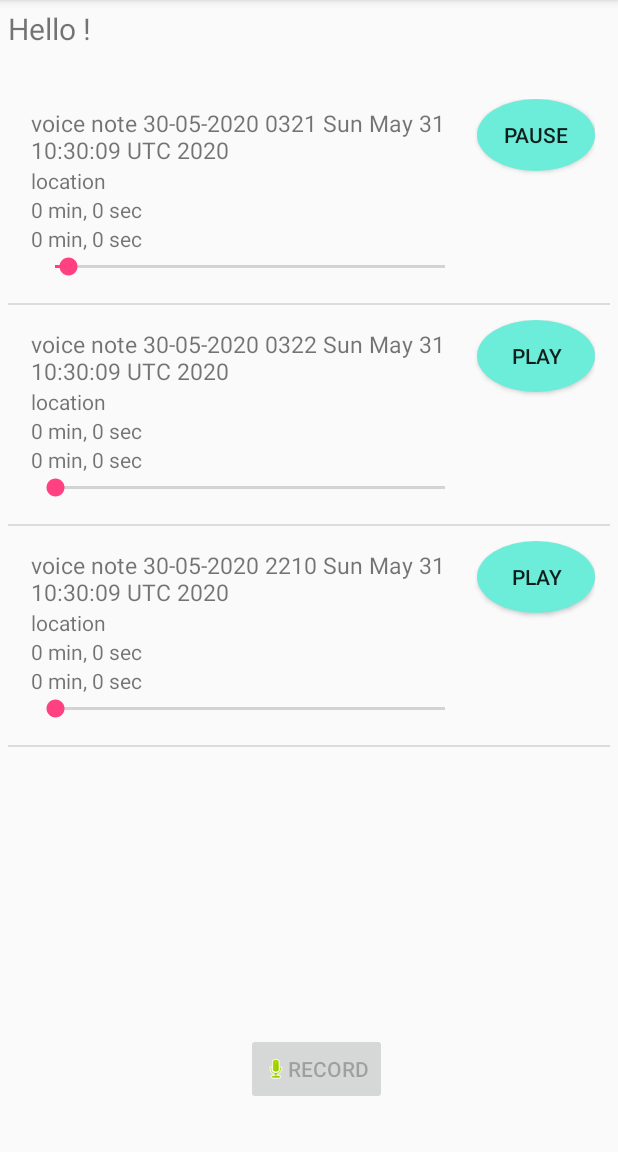
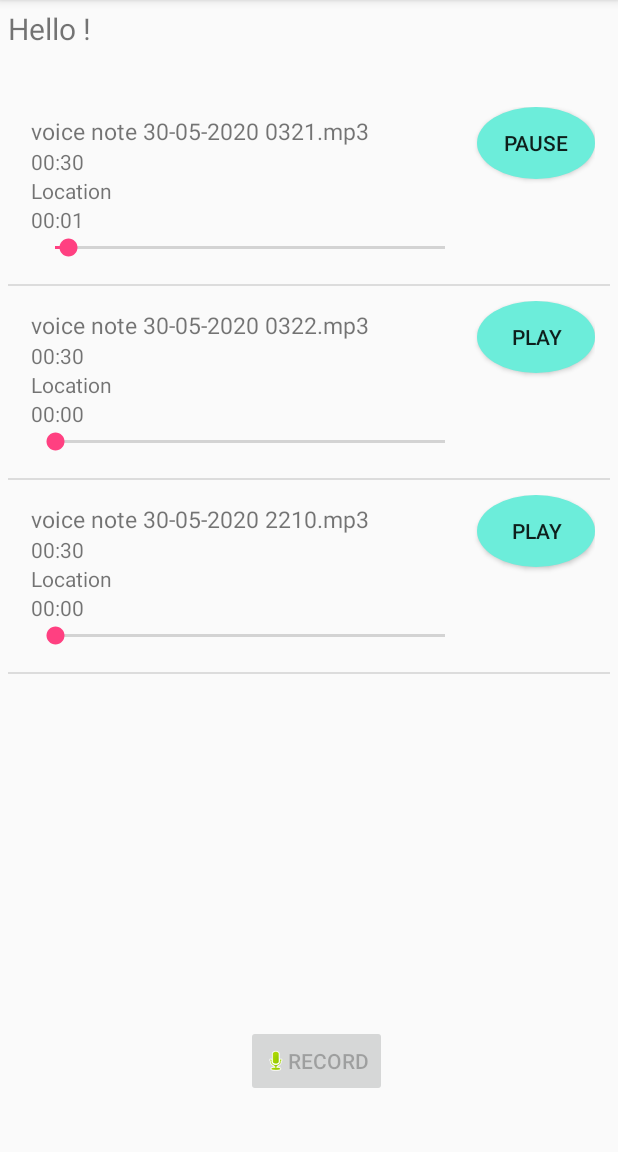
Before and after one commit to imperatorialejandro/grupo_622, an Android app: the MainActivity screen opened directly, with no data from a screen before it, after a tap on "PLAY", on a phone screen of 412 x 824 dp, the part 84-1236 px from its top. Run offline under Robolectric (Android 15) with nearby library versions, the phone set to English and light mode, and no system bars; 2 statements that could not run were skipped.

Commit message:
add playing time

```diff
--- a/codigo/app/src/main/java/com/tpsoa/ListAdapter.kt
+++ b/codigo/app/src/main/java/com/tpsoa/ListAdapter.kt
@@ -1,7 +1,9 @@
 package com.tpsoa
 
+import android.R.attr.duration
 import android.content.Context
 import android.media.MediaPlayer
+import android.os.Handler
 import android.util.Log
 import android.view.LayoutInflater
 import android.view.View
@@ -11,14 +13,16 @@ import android.widget.Button
 import android.widget.SeekBar
 import android.widget.TextView
 import com.tpsoa.model.VoiceNote
-import android.os.Handler
+import java.io.File
+import java.lang.String
+import java.util.concurrent.TimeUnit
 
 
 class ListAdapter(var cont: Context, var resource: Int, var items: List<VoiceNote>) :
     ArrayAdapter<VoiceNote>(cont, resource, items) {
 
     //    private lateinit var player: MediaPlayer
-    private lateinit var startTime: TextView
+//    private lateinit var startTime: TextView
     private lateinit var songTime: TextView
 
     //    private lateinit var seekBar: SeekBar
@@ -43,26 +47,42 @@ class ListAdapter(var cont: Context, var resource: Int, var items: List<VoiceNot
 
         val view: View = layoutInflater.inflate(resource, null)
         var nameTextView = view.findViewById<TextView>(R.id.name)
+        var durationTextView = view.findViewById<TextView>(R.id.duration)
         var locationTextView = view.findViewById<TextView>(R.id.location)
+        var timeTextView = view.findViewById<TextView>(R.id.time)
         var playBtn = view.findViewById<Button>(R.id.playBtn)
 
         var seekBar = view.findViewById<SeekBar>(R.id.seekBar)
 
-        startTime = view.findViewById(R.id.txtStartTime)
-        songTime = view.findViewById(R.id.txtSongTime)
 
         var voiceNote: VoiceNote = items[position]
 
-        nameTextView.text = voiceNote.name + " " + voiceNote.duration.time
-        locationTextView.text = "location"
+        var file = File(voiceNote.path)
 
         var player = MediaPlayer()
+        player.setDataSource(voiceNote.path)
+        player.prepare()
+
+        var duration = String.format(
+            "%02d:%02d",
+            TimeUnit.MILLISECONDS.toMinutes(player.duration.toLong()),
+            TimeUnit.MILLISECONDS.toSeconds(player.duration.toLong()) -
+                    TimeUnit.MINUTES.toSeconds(TimeUnit.MILLISECONDS.toMinutes(player.duration.toLong()))
+        )
+
+        nameTextView.text = file.name
+        durationTextView.text = duration
+        locationTextView.text = voiceNote.location
+
 
         player.setOnCompletionListener { player ->
             playBtn.text = "play"
             Log.i("asd", "stoping " + voiceNote.path)
-            player.reset()
+//            player.reset()
             seekBar.progress = 0
+            timeTextView.text = "00:00"
+            player.seekTo(0)
+            handler.removeCallbacks(runnable)
         }
 
         playBtn.setOnClickListener {
@@ -76,24 +96,28 @@ class ListAdapter(var cont: Context, var resource: Int, var items: List<VoiceNot
                 Log.i("asd", "playing " + voiceNote.path)
                 playBtn.text = "pause"
 
-                try {
+//                try {
 //                    player = MediaPlayer()
-                    player.setDataSource(voiceNote.path)
-                    player.prepare()
-                } catch (e: IllegalArgumentException) {
-                    e.printStackTrace()
-                } catch (e: Exception) {
-                    println("Exception of type : $e")
-                    e.printStackTrace()
-                }
+//                    player.setDataSource(voiceNote.path)
+//                    player.prepare()
+//                } catch (e: IllegalArgumentException) {
+//                    e.printStackTrace()
+//                } catch (e: Exception) {
+//                    println("Exception of type : $e")
+//                    e.printStackTrace()
+//                }
                 /////////////////////////////////////////////////
                 seekBar.max = player.seconds
                 runnable = Runnable {
                     seekBar.progress = player.currentSeconds
 
-                    startTime.text = "${player.currentSeconds} sec"
-                    val diff = player.seconds - player.currentSeconds
-                    songTime.text = "$diff sec"
+                    var current = String.format(
+                        "%02d:%02d",
+                        TimeUnit.MILLISECONDS.toMinutes(player.currentPosition.toLong()),
+                        TimeUnit.MILLISECONDS.toSeconds(player.currentPosition.toLong()) -
+                                TimeUnit.MINUTES.toSeconds(TimeUnit.MILLISECONDS.toMinutes(player.currentPosition.toLong()))
+                    )
+                    timeTextView.text = current
 
                     handler.postDelayed(runnable, 1000)
                 }
@@ -104,6 +128,20 @@ class ListAdapter(var cont: Context, var resource: Int, var items: List<VoiceNot
             Log.i("asd", "isPlaying: " + player.isPlaying.toString())
             Log.i("asd", "---------------------------")
         }
+
+        seekBar.setOnSeekBarChangeListener(object : SeekBar.OnSeekBarChangeListener {
+            override fun onProgressChanged(seekBar: SeekBar, i: Int, b: Boolean) {
+                if (b) {
+                    player.seekTo(i * 1000)
+                }
+            }
+
+            override fun onStartTrackingTouch(seekBar: SeekBar) {
+            }
+
+            override fun onStopTrackingTouch(seekBar: SeekBar) {
+            }
+        })
 
         return view
     }
--- a/codigo/app/src/main/res/layout/item.xml
+++ b/codigo/app/src/main/res/layout/item.xml
@@ -19,6 +19,13 @@
             android:textSize="15sp"
             android:layout_width="match_parent"
             android:layout_height="wrap_content" />
+
+        <TextView
+            android:id="@+id/duration"
+            android:layout_width="wrap_content"
+            android:layout_height="wrap_content"
+            android:text="0 min, 0 sec " />
+
         <TextView
             android:id="@+id/location"
             android:text="Location"
@@ -26,16 +33,10 @@
             android:layout_height="wrap_content" />
 
         <TextView
-            android:id="@+id/txtStartTime"
+            android:id="@+id/time"
             android:layout_width="wrap_content"
             android:layout_height="wrap_content"
-            android:text="0 min, 0 sec" />
-
-        <TextView
-            android:id="@+id/txtSongTime"
-            android:layout_width="wrap_content"
-            android:layout_height="wrap_content"
-            android:text="0 min, 0 sec " />
+            android:text="00:00" />
 
         <SeekBar
             android:id="@+id/seekBar"
```
